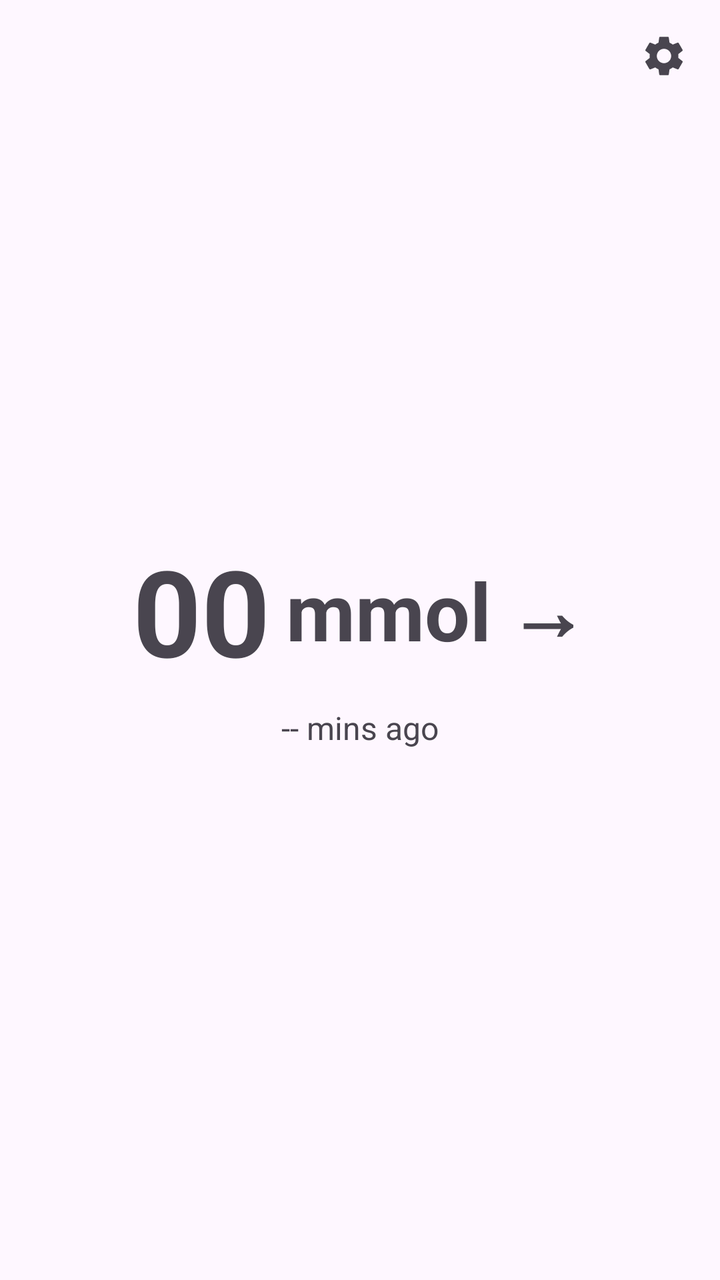
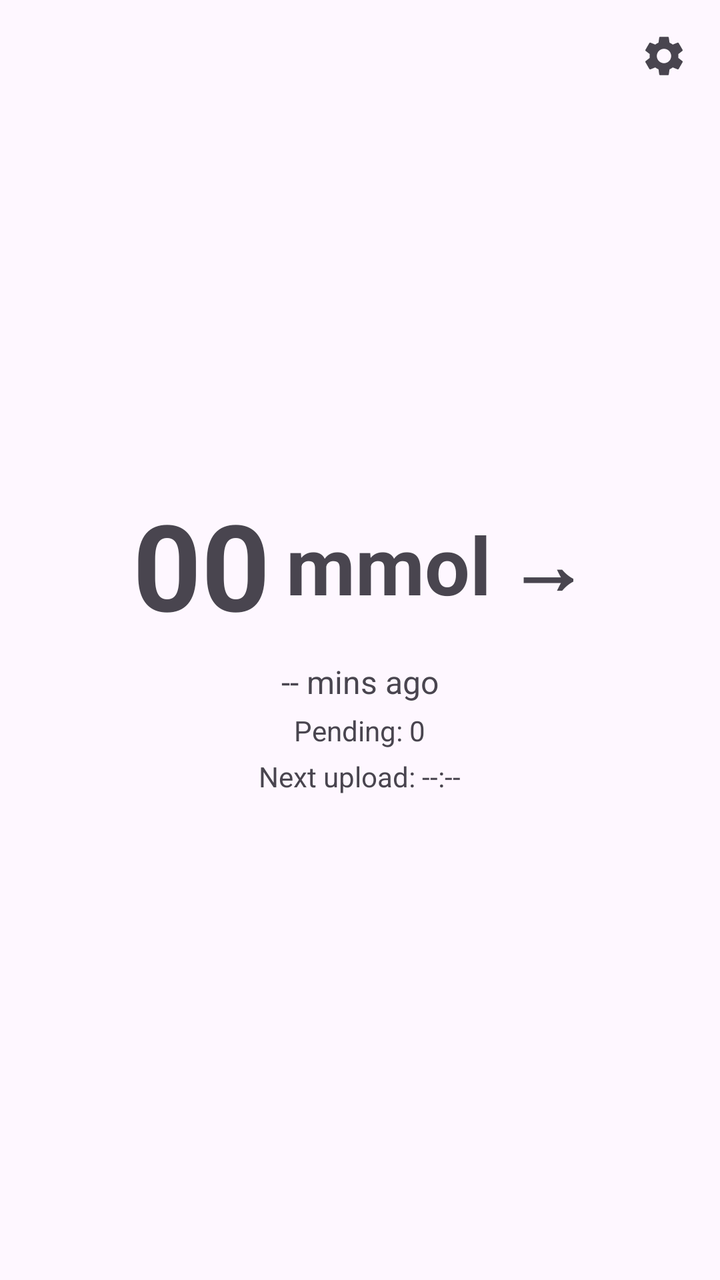

Screens rendered from an Android XML layout before and after an edit, with the pre-edit source and the edit as a unified diff.
<!-- AndroidManifest.xml: application theme Theme.CgmApp -->
<!-- res/layout/activity_main.xml -->
<?xml version="1.0" encoding="utf-8"?>
<RelativeLayout xmlns:android="http://schemas.android.com/apk/res/android"
    xmlns:app="http://schemas.android.com/apk/res-auto"
    xmlns:tools="http://schemas.android.com/tools"
    android:id="@+id/main"
    android:layout_width="match_parent"
    android:layout_height="match_parent"
    tools:context=".MainActivity">

    <ImageButton
        android:id="@+id/settings_button"
        android:layout_width="wrap_content"
        android:layout_height="wrap_content"
        android:layout_alignParentTop="true"
        android:layout_alignParentEnd="true"
        android:layout_margin="16dp"
        android:src="@drawable/ic_settings"
        android:background="?attr/selectableItemBackgroundBorderless"
        android:contentDescription="Settings" />

    <LinearLayout
        android:layout_width="match_parent"
        android:layout_height="match_parent"
        android:orientation="vertical"
        android:gravity="center">

        <LinearLayout
            android:layout_width="wrap_content"
            android:layout_height="wrap_content"
            android:orientation="horizontal"
            android:gravity="center_vertical">

            <TextView
                android:id="@+id/cgmvalue"
                android:layout_width="wrap_content"
                android:layout_height="wrap_content"
                android:text="00"
                android:textStyle="bold"
                android:textSize="60sp" />

            <TextView
                android:id="@+id/mmoltext"
                android:layout_width="wrap_content"
                android:layout_height="wrap_content"
                android:text="mmol"
                android:textStyle="bold"
                android:textSize="40sp"
                android:layout_marginStart="8dp"/>

            <TextView
                android:id="@+id/arrow"
                android:layout_width="wrap_content"
                android:layout_height="wrap_content"
                android:text="→"
                android:textStyle="bold"
                android:textSize="40sp"
                android:layout_marginStart="8dp"/>
        </LinearLayout>

        <TextView
            android:id="@+id/sample_age"
            android:layout_width="wrap_content"
            android:layout_height="wrap_content"
            android:text="-- mins ago"
            android:textSize="16sp"
            android:layout_marginTop="8dp"/>

    </LinearLayout>
</RelativeLayout>
<!-- resources referenced by this layout -->
<resources>
  <!-- drawable ic_settings (drawable) -->
  <vector xmlns:android="http://schemas.android.com/apk/res/android"
      android:width="24dp"
      android:height="24dp"
      android:viewportWidth="24"
      android:viewportHeight="24"
      android:tint="?attr/colorControlNormal">
    <path
        android:fillColor="@android:color/white"
        android:pathData="M19.14,12.94c0.04,-0.3 0.06,-0.61 0.06,-0.94c0,-0.32 -0.02,-0.64 -0.07,-0.94l2.03,-1.58c0.18,-0.14 0.23,-0.41 0.12,-0.61l-1.92,-3.32c-0.12,-0.22 -0.37,-0.29 -0.59,-0.22l-2.39,0.96c-0.5,-0.38 -1.03,-0.7 -1.62,-0.94L14.4,2.81c-0.04,-0.24 -0.24,-0.41 -0.48,-0.41h-3.84c-0.24,0 -0.43,0.17 -0.47,0.41L9.25,5.35C8.66,5.59 8.12,5.92 7.63,6.29L5.24,5.33c-0.22,-0.08 -0.47,0 -0.59,0.22L2.74,8.87C2.62,9.08 2.66,9.34 2.86,9.48l2.03,1.58C4.84,11.36 4.81,11.69 4.81,12c0,0.31 0.02,0.65 0.07,0.94l-2.03,1.58c-0.18,0.14 -0.23,0.41 -0.12,0.61l1.92,3.32c0.12,0.22 0.37,0.29 0.59,0.22l2.39,-0.96c0.5,0.38 1.03,0.7 1.62,0.94l0.36,2.54c0.05,0.24 0.24,0.41 0.48,0.41h3.84c0.24,0 0.44,-0.17 0.47,-0.41l0.36,-2.54c0.59,-0.24 1.13,-0.56 1.62,-0.94l2.39,0.96c0.22,0.08 0.47,0 0.59,-0.22l1.92,-3.32c0.12,-0.22 0.07,-0.47 -0.12,-0.61L19.14,12.94zM12,15.6c-1.98,0 -3.6,-1.62 -3.6,-3.6s1.62,-3.6 3.6,-3.6s3.6,1.62 3.6,3.6S13.98,15.6 12,15.6z"/>
  </vector>
  <style name="Theme.CgmApp" parent="Base.Theme.CgmApp" />
  <style name="Base.Theme.CgmApp" parent="Theme.Material3.DayNight.NoActionBar">
          
          
      </style>
</resources>

<!-- the commit's change to res/layout/activity_main.xml (unified diff, before → after) -->
@@ -65,5 +65,21 @@
             android:textSize="16sp"
             android:layout_marginTop="8dp"/>
 
+        <TextView
+            android:id="@+id/pending_samples"
+            android:layout_width="wrap_content"
+            android:layout_height="wrap_content"
+            android:text="Pending: 0"
+            android:textSize="14sp"
+            android:layout_marginTop="4dp"/>
+
+        <TextView
+            android:id="@+id/next_upload"
+            android:layout_width="wrap_content"
+            android:layout_height="wrap_content"
+            android:text="Next upload: --:--"
+            android:textSize="14sp"
+            android:layout_marginTop="4dp"/>
+
     </LinearLayout>
 </RelativeLayout>
